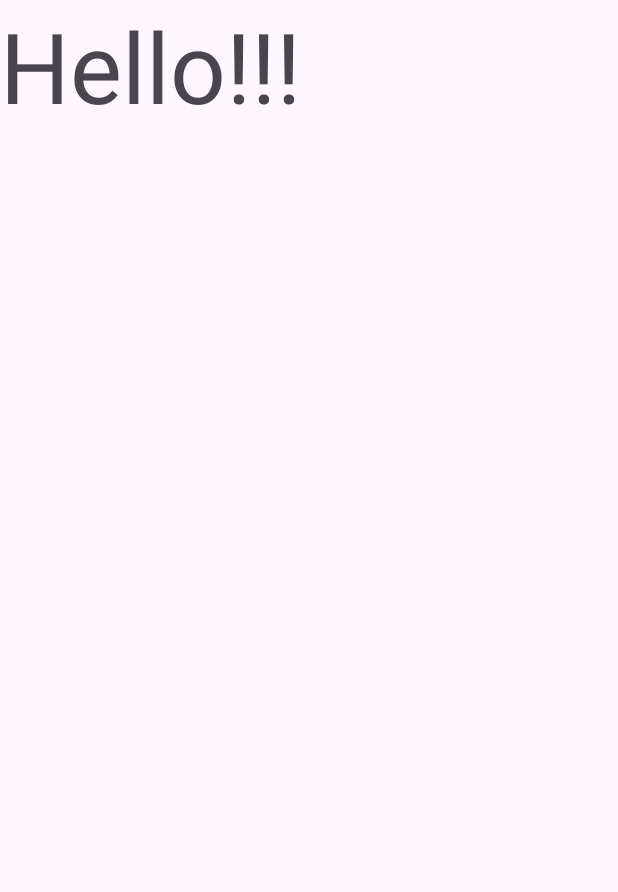
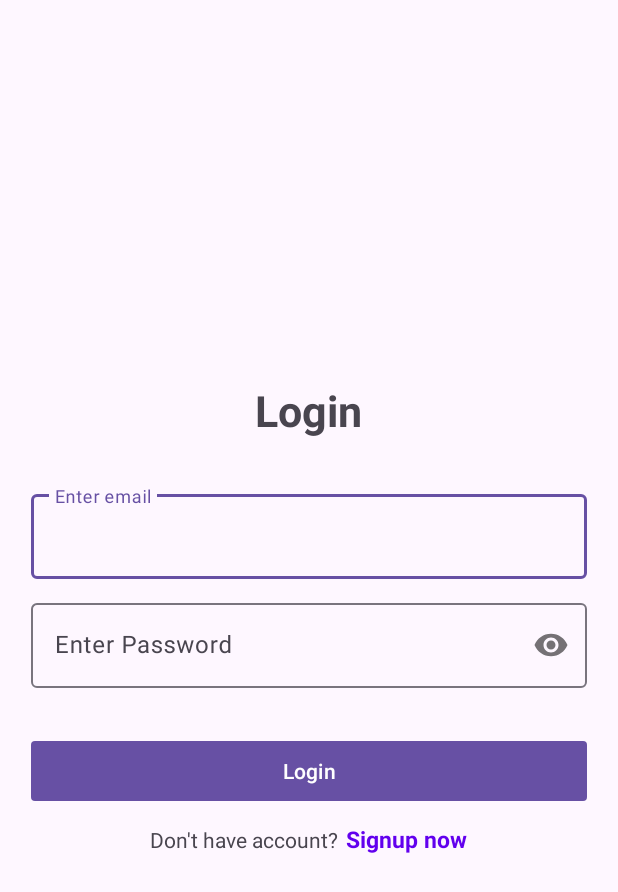
Before and after one commit to SudiptaAChy/doctor-appoinment-android, an Android app: the screen it shows after launch (MainActivity), on a phone screen of 412 x 824 dp. Shown: the top 892 px of the screen. Run offline under Robolectric (Android 15) with nearby library versions, the phone set to English and light mode, and no system bars; our stand-ins replace sdp/ssp sizes.

Commit message:
added login screen

```diff
--- a/app/build.gradle.kts
+++ b/app/build.gradle.kts
@@ -55,4 +55,7 @@ dependencies {
     implementation("com.google.firebase:firebase-firestore")
 
     implementation("com.intuit.sdp:sdp-android:1.1.0")
+
+    implementation("androidx.navigation:navigation-fragment-ktx:2.7.7")
+    implementation("androidx.navigation:navigation-ui-ktx:2.7.7")
 }
--- a/app/src/main/AndroidManifest.xml
+++ b/app/src/main/AndroidManifest.xml
@@ -15,7 +15,7 @@
         android:theme="@style/Theme.DoctorsAppointment"
         tools:targetApi="31">
         <activity
-            android:name=".SplashScreen"
+            android:name=".splash.SplashScreen"
             android:exported="true"
             android:screenOrientation="portrait">
             <intent-filter>
--- a/app/src/main/java/com/example/doctorsappointment/MainActivity.kt
+++ b/app/src/main/java/com/example/doctorsappointment/MainActivity.kt
@@ -8,12 +8,18 @@ import android.os.Looper
 import com.example.doctorsappointment.databinding.ActivityMainBinding
 
 class MainActivity : AppCompatActivity() {
-    private lateinit var binding: ActivityMainBinding
+    private var _binding: ActivityMainBinding? = null
+    private val binding get() =  _binding!!
 
     override fun onCreate(savedInstanceState: Bundle?) {
         super.onCreate(savedInstanceState)
 
-        binding = ActivityMainBinding.inflate(layoutInflater)
+        _binding = ActivityMainBinding.inflate(layoutInflater)
         setContentView(binding.root)
     }
+
+    override fun onDestroy() {
+        super.onDestroy()
+        _binding = null
+    }
 }
--- /dev/null
+++ b/app/src/main/java/com/example/doctorsappointment/login/LoginFragment.kt
@@ -0,0 +1,65 @@
+package com.example.doctorsappointment.login
+
+import android.os.Bundle
+import android.view.LayoutInflater
+import android.view.View
+import android.view.ViewGroup
+import android.widget.Toast
+import androidx.fragment.app.Fragment
+import androidx.navigation.fragment.findNavController
+import com.example.doctorsappointment.R
+import com.example.doctorsappointment.databinding.FragmentLoginBinding
+import com.example.doctorsappointment.utils.Constants
+
+class LoginFragment : Fragment() {
+    private var _binding: FragmentLoginBinding? = null
+    private val binding get() = _binding!!
+
+    override fun onCreateView(
+        inflater: LayoutInflater, container: ViewGroup?,
+        savedInstanceState: Bundle?
+    ): View {
+        _binding = FragmentLoginBinding.inflate(inflater, container, false)
+        return binding.root
+    }
+
+    override fun onViewCreated(view: View, savedInstanceState: Bundle?) {
+        super.onViewCreated(view, savedInstanceState)
+
+        binding.btnLogin.setOnClickListener {
+            validateAndLogin()
+        }
+
+        binding.btnSignup.setOnClickListener {
+            findNavController().navigate(R.id.action_loginFragment_to_signUpFragment)
+        }
+    }
+
+    private fun validateAndLogin() {
+        if (binding.etEmail.text.isNullOrBlank()) {
+            Toast.makeText(requireContext(), "Please enter your email", Toast.LENGTH_SHORT).show()
+            return
+        }
+        if (binding.etPassword.text.isNullOrBlank()) {
+            Toast.makeText(requireContext(), "Please enter your password", Toast.LENGTH_SHORT).show()
+            return
+        }
+        if (!Regex(Constants.emailRegex).matches(binding.etEmail.text!!.trim())) {
+            Toast.makeText(requireContext(), "Please enter a valid email", Toast.LENGTH_SHORT).show()
+            return
+        }
+        if (binding.etPassword.text!!.length < 4) {
+            Toast.makeText(requireContext(), "Password should be atleast length 4", Toast.LENGTH_SHORT).show()
+            return
+        }
+
+        fireBaseLogin()
+    }
+
+    private fun fireBaseLogin() {}
+
+    override fun onDestroyView() {
+        super.onDestroyView()
+        _binding = null
+    }
+}
--- /dev/null
+++ b/app/src/main/java/com/example/doctorsappointment/signUp/SignUpFragment.kt
@@ -0,0 +1,17 @@
+package com.example.doctorsappointment.signUp
+
+import android.os.Bundle
+import android.view.LayoutInflater
+import android.view.View
+import android.view.ViewGroup
+import androidx.fragment.app.Fragment
+import com.example.doctorsappointment.R
+
+class SignUpFragment : Fragment() {
+    override fun onCreateView(
+        inflater: LayoutInflater, container: ViewGroup?,
+        savedInstanceState: Bundle?
+    ): View? {
+        return inflater.inflate(R.layout.fragment_sign_up, container, false)
+    }
+}
--- a/app/src/main/java/com/example/doctorsappointment/SplashScreen.kt
+++ b/app/src/main/java/com/example/doctorsappointment/splash/SplashScreen.kt
@@ -1,11 +1,11 @@
-package com.example.doctorsappointment
+package com.example.doctorsappointment.splash
 
 import android.content.Intent
 import androidx.appcompat.app.AppCompatActivity
 import android.os.Bundle
 import android.os.Handler
 import android.os.Looper
-import com.example.doctorsappointment.databinding.ActivityMainBinding
+import com.example.doctorsappointment.MainActivity
 import com.example.doctorsappointment.databinding.ActivitySplashScreenBinding
 
 class SplashScreen : AppCompatActivity() {
@@ -21,6 +21,6 @@ class SplashScreen : AppCompatActivity() {
             val intent = Intent(this, MainActivity::class.java)
             startActivity(intent)
             finish()
-        }, 3000)
+        }, 100)
     }
 }
--- /dev/null
+++ b/app/src/main/java/com/example/doctorsappointment/utils/Constants.kt
@@ -0,0 +1,5 @@
+package com.example.doctorsappointment.utils
+
+object Constants {
+    const val emailRegex = "^[\\w-\\.]+@([\\w-]+\\.)+[\\w-]{2,4}\$"
+}
--- a/app/src/main/res/layout/activity_main.xml
+++ b/app/src/main/res/layout/activity_main.xml
@@ -6,12 +6,12 @@
     android:layout_height="match_parent"
     tools:context=".MainActivity">
 
-    <TextView
-        app:layout_constraintTop_toTopOf="parent"
-        app:layout_constraintStart_toStartOf="parent"
-        android:layout_width="wrap_content"
-        android:layout_height="wrap_content"
-        android:text="Hello!!!"
-        android:textSize="@dimen/_50sdp"/>
+    <androidx.fragment.app.FragmentContainerView
+        android:id="@+id/fragmentAuthView"
+        android:name="androidx.navigation.fragment.NavHostFragment"
+        app:defaultNavHost="true"
+        android:layout_width="match_parent"
+        android:layout_height="match_parent"
+        app:navGraph="@navigation/auth_nav_graph"/>
 
 </androidx.constraintlayout.widget.ConstraintLayout>
--- a/app/src/main/res/layout/activity_splash_screen.xml
+++ b/app/src/main/res/layout/activity_splash_screen.xml
@@ -4,7 +4,7 @@
     xmlns:tools="http://schemas.android.com/tools"
     android:layout_width="match_parent"
     android:layout_height="match_parent"
-    tools:context=".SplashScreen">
+    tools:context=".splash.SplashScreen">
 
     <LinearLayout
         android:id="@+id/llContent"
--- /dev/null
+++ b/app/src/main/res/layout/fragment_login.xml
@@ -0,0 +1,84 @@
+<?xml version="1.0" encoding="utf-8"?>
+<androidx.constraintlayout.widget.ConstraintLayout xmlns:android="http://schemas.android.com/apk/res/android"
+    xmlns:tools="http://schemas.android.com/tools"
+    android:layout_width="match_parent"
+    android:layout_height="match_parent"
+    xmlns:app="http://schemas.android.com/apk/res-auto"
+    tools:context=".login.LoginFragment">
+
+    <androidx.appcompat.widget.LinearLayoutCompat
+        app:layout_constraintTop_toTopOf="parent"
+        app:layout_constraintBottom_toBottomOf="parent"
+        app:layout_constraintStart_toStartOf="parent"
+        app:layout_constraintEnd_toEndOf="parent"
+        android:layout_width="match_parent"
+        android:layout_height="wrap_content"
+        android:paddingHorizontal="@dimen/_16sdp"
+        android:gravity="center"
+        android:orientation="vertical">
+
+        <TextView
+            android:layout_width="wrap_content"
+            android:layout_height="wrap_content"
+            android:text="@string/login"
+            android:textSize="@dimen/_22sdp"
+            android:textStyle="bold"/>
+
+        <com.google.android.material.textfield.TextInputLayout
+            android:id="@+id/tfEmail"
+            android:layout_width="match_parent"
+            android:layout_height="wrap_content"
+            android:hint="@string/enter_email"
+            android:layout_marginTop="@dimen/_24sdp">
+            <com.google.android.material.textfield.TextInputEditText
+                android:id="@+id/etEmail"
+                android:layout_width="match_parent"
+                android:layout_height="wrap_content"
+                android:inputType="textEmailAddress"/>
+        </com.google.android.material.textfield.TextInputLayout>
+
+        <com.google.android.material.textfield.TextInputLayout
+            android:id="@+id/tfPassword"
+            android:layout_width="match_parent"
+            android:layout_height="wrap_content"
+            android:hint="@string/enter_password"
+            app:passwordToggleEnabled="true"
+            android:layout_marginTop="@dimen/_8sdp">
+            <com.google.android.material.textfield.TextInputEditText
+                android:id="@+id/etPassword"
+                android:layout_width="match_parent"
+                android:layout_height="wrap_content"
+                android:inputType="textPassword"/>
+        </com.google.android.material.textfield.TextInputLayout>
+
+        <com.google.android.material.button.MaterialButton
+            android:id="@+id/btnLogin"
+            android:layout_width="match_parent"
+            android:layout_height="wrap_content"
+            android:layout_marginTop="@dimen/_24sdp"
+            app:cornerRadius="@dimen/_2sdp"
+            android:text="@string/login"/>
+
+        <LinearLayout
+            android:layout_marginTop="@dimen/_8sdp"
+            android:layout_width="wrap_content"
+            android:layout_height="wrap_content"
+            android:orientation="horizontal">
+            <TextView
+                android:text="@string/don_t_have_account"
+                android:layout_width="wrap_content"
+                android:layout_height="wrap_content"/>
+            <TextView
+                android:id="@+id/btnSignup"
+                android:layout_marginStart="@dimen/_4sdp"
+                android:text="@string/signup_now"
+                android:layout_width="wrap_content"
+                android:layout_height="wrap_content"
+                android:textSize="@dimen/_12sdp"
+                android:textColor="@color/design_default_color_primary"
+                android:textStyle="bold" />
+        </LinearLayout>
+
+    </androidx.appcompat.widget.LinearLayoutCompat>
+
+</androidx.constraintlayout.widget.ConstraintLayout>
--- /dev/null
+++ b/app/src/main/res/layout/fragment_sign_up.xml
@@ -0,0 +1,14 @@
+<?xml version="1.0" encoding="utf-8"?>
+<FrameLayout xmlns:android="http://schemas.android.com/apk/res/android"
+    xmlns:tools="http://schemas.android.com/tools"
+    android:layout_width="match_parent"
+    android:layout_height="match_parent"
+    tools:context=".signUp.SignUpFragment">
+
+    <!-- TODO: Update blank fragment layout -->
+    <TextView
+        android:layout_width="match_parent"
+        android:layout_height="match_parent"
+        android:text="@string/hello_blank_fragment" />
+
+</FrameLayout>
--- /dev/null
+++ b/app/src/main/res/navigation/auth_nav_graph.xml
@@ -0,0 +1,22 @@
+<?xml version="1.0" encoding="utf-8"?>
+<navigation xmlns:android="http://schemas.android.com/apk/res/android"
+    xmlns:app="http://schemas.android.com/apk/res-auto"
+    xmlns:tools="http://schemas.android.com/tools"
+    android:id="@+id/auth_nav_graph"
+    app:startDestination="@id/loginFragment">
+
+    <fragment
+        android:id="@+id/loginFragment"
+        android:name="com.example.doctorsappointment.login.LoginFragment"
+        android:label="fragment_login"
+        tools:layout="@layout/fragment_login" >
+        <action
+            android:id="@+id/action_loginFragment_to_signUpFragment"
+            app:destination="@id/signUpFragment" />
+    </fragment>
+    <fragment
+        android:id="@+id/signUpFragment"
+        android:name="com.example.doctorsappointment.signUp.SignUpFragment"
+        android:label="fragment_sign_up"
+        tools:layout="@layout/fragment_sign_up" />
+</navigation>
--- a/app/src/main/res/values/strings.xml
+++ b/app/src/main/res/values/strings.xml
@@ -1,4 +1,11 @@
 <resources>
     <string name="app_name">Doctor’s Appointment</string>
     <string name="doctos_s_appointment">Doctos\'s Appointment</string>
+    <!-- TODO: Remove or change this placeholder text -->
+    <string name="hello_blank_fragment">Hello blank fragment</string>
+    <string name="login">Login</string>
+    <string name="enter_email">Enter email</string>
+    <string name="enter_password">Enter Password</string>
+    <string name="don_t_have_account">Don\'t have account?</string>
+    <string name="signup_now">Signup now</string>
 </resources>
```
